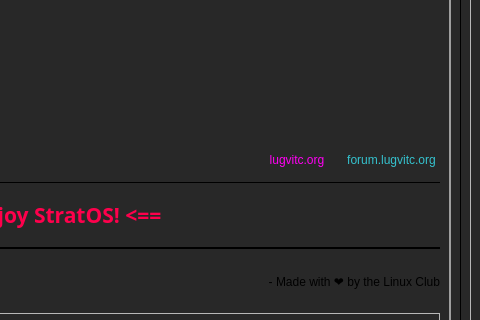
The window that src/ui/GruvBox-Dark/welcomeScreen.ui (StratOS-Linux/stratOS-maneki-neko) describes before a commit, drawn with Qt 5; both pictures show x 493 to 973 and y 221 to 541 of the 973 by 731 pixel window.
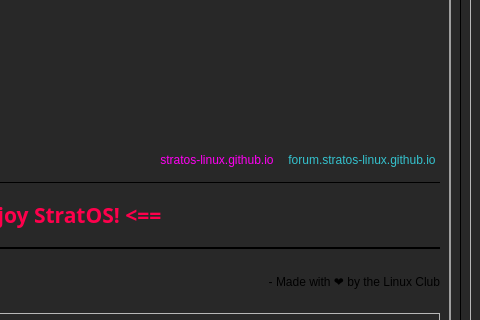
The same window after the commit. The open tabs and pages were chosen to show the change. Icons and pictures are not drawn.

What changed in the file:
```diff
--- a/src/ui/GruvBox-Dark/welcomeScreen.ui
+++ b/src/ui/GruvBox-Dark/welcomeScreen.ui
@@ -578,7 +578,7 @@
 color: rgb(255, 0, 243);</string>
                     </property>
                     <property name="text">
-                     <string>lugvitc.org</string>
+                     <string>stratos-linux.github.io</string>
                     </property>
                     <property name="flat">
                      <bool>true</bool>
@@ -592,7 +592,7 @@
 color: rgb(52, 194, 206);</string>
                     </property>
                     <property name="text">
-                     <string>forum.lugvitc.org</string>
+                     <string>forum.stratos-linux.github.io</string>
                     </property>
                     <property name="flat">
                      <bool>true</bool>
```
Left out of the diff: 2 changed lines with no effect on the pictures.
